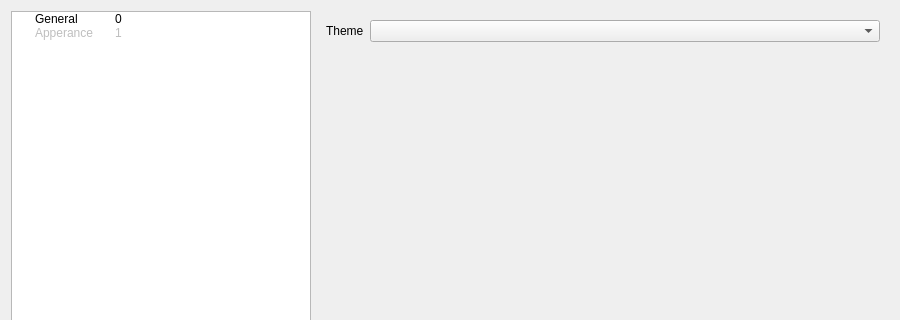
Qt form settingsdialog.ui (Technohamster-py/dm-assist) before a commit; both pictures show x 0 to 900 and y 0 to 320 of the 900 by 703 pixel window.
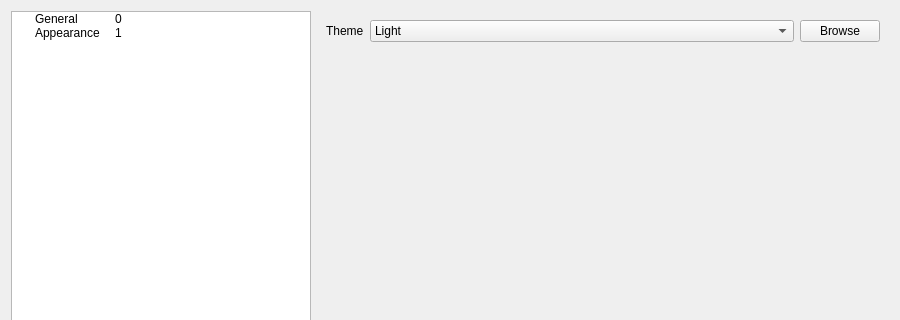
The same form after that commit. The open tabs and pages were chosen to show the change. Icons and pictures are not drawn.

```diff
--- a/settingsdialog.ui
+++ b/settingsdialog.ui
@@ -66,16 +66,19 @@
       <property name="text">
        <string>0</string>
       </property>
+      <property name="flags">
+       <set>ItemIsSelectable|ItemIsUserCheckable|ItemIsEnabled</set>
+      </property>
      </item>
      <item>
       <property name="text">
-       <string>Apperance</string>
+       <string>Appearance</string>
       </property>
       <property name="text">
        <string>1</string>
       </property>
       <property name="flags">
-       <set>ItemIsDragEnabled|ItemIsDropEnabled|ItemIsUserCheckable</set>
+       <set>ItemIsSelectable|ItemIsUserCheckable|ItemIsEnabled</set>
       </property>
      </item>
     </widget>
@@ -85,7 +88,7 @@
      <item>
       <widget class="QStackedWidget" name="stackedWidget">
        <property name="currentIndex">
-        <number>0</number>
+        <number>1</number>
        </property>
        <widget class="QWidget" name="generalPage">
         <layout class="QFormLayout" name="formLayout">
@@ -156,7 +159,45 @@
           </widget>
          </item>
          <item row="0" column="1">
-          <widget class="QComboBox" name="themeComboBox"/>
+          <layout class="QHBoxLayout" name="horizontalLayout_2">
+           <item>
+            <widget class="QComboBox" name="themeComboBox">
+             <property name="sizePolicy">
+              <sizepolicy hsizetype="Expanding" vsizetype="Fixed">
+               <horstretch>0</horstretch>
+               <verstretch>0</verstretch>
+              </sizepolicy>
+             </property>
+             <item>
+              <property name="text">
+               <string>Light</string>
+              </property>
+             </item>
+             <item>
+              <property name="text">
+               <string>Dark</string>
+              </property>
+             </item>
+            </widget>
+           </item>
+           <item>
+            <widget class="QPushButton" name="themeButton">
+             <property name="sizePolicy">
+              <sizepolicy hsizetype="Preferred" vsizetype="Fixed">
+               <horstretch>0</horstretch>
+               <verstretch>0</verstretch>
+              </sizepolicy>
+             </property>
+             <property name="text">
+              <string>Browse</string>
+             </property>
+             <property name="icon">
+              <iconset resource="static/app_resources.qrc">
+               <normaloff>:/folder.svg</normaloff>:/folder.svg</iconset>
+             </property>
+            </widget>
+           </item>
+          </layout>
          </item>
         </layout>
        </widget>
```
